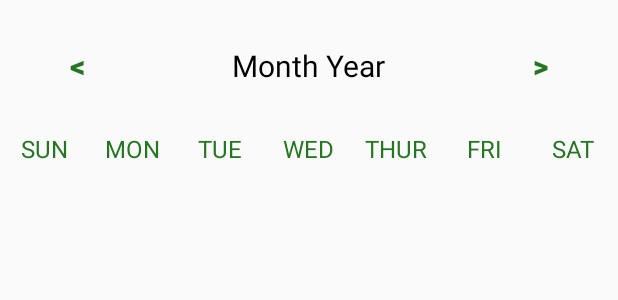
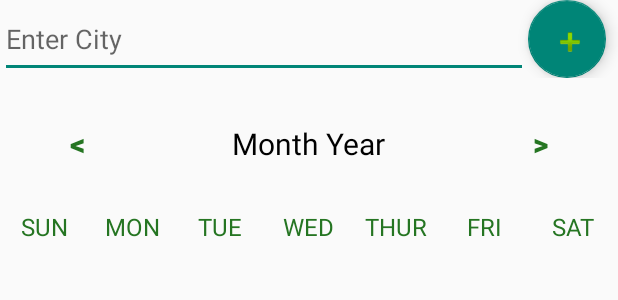
Before and after one commit to csci-4211-mocal/mocal, an Android app: the layout activity_main.xml on its own in the app's theme, with its tools: preview values and no code run, on a phone screen of 412 x 824 dp. Shown: the top 300 px of the screen. Run offline under Robolectric (Android 15) with nearby library versions, the phone set to English and light mode, and no system bars.

```diff
--- a/app/build.gradle
+++ b/app/build.gradle
@@ -33,6 +33,8 @@ dependencies {
     implementation 'com.google.android.material:material:1.5.0'
     implementation 'androidx.constraintlayout:constraintlayout:2.1.3'
     implementation 'com.google.code.gson:gson:2.9.0'
+    implementation 'com.android.volley:volley:1.2.0'
+    implementation 'com.squareup.picasso:picasso:2.71828'
     testImplementation 'junit:junit:4.13.2'
     androidTestImplementation 'androidx.test.ext:junit:1.1.3'
     androidTestImplementation 'androidx.test.espresso:espresso-core:3.4.0'
--- a/app/src/main/AndroidManifest.xml
+++ b/app/src/main/AndroidManifest.xml
@@ -2,6 +2,9 @@
 <manifest xmlns:android="http://schemas.android.com/apk/res/android"
     package="com.csci_4211_mocal.mocal">
 
+    <uses-permission android:name="android.permission.ACCESS_COARSE_LOCATION" />
+    <uses-permission android:name="android.permission.ACCESS_FINE_LOCATION" />
+    <uses-permission android:name="android.permission.INTERNET" />
     <application
         android:allowBackup="true"
         android:icon="@mipmap/ic_launcher"
--- a/app/src/main/res/layout/activity_main.xml
+++ b/app/src/main/res/layout/activity_main.xml
@@ -10,20 +10,49 @@
 
     <LinearLayout
         android:layout_width="match_parent"
+        android:layout_height="52dp"
+        android:orientation="vertical">
+
+        <LinearLayout
+            android:layout_width="match_parent"
+            android:layout_height="match_parent"
+            android:orientation="horizontal">
+
+            <EditText
+                android:id="@+id/enterCity"
+                android:layout_width="352dp"
+                android:layout_height="match_parent"
+                android:hint="Enter City" />
+
+            <com.google.android.material.floatingactionbutton.FloatingActionButton
+                android:id="@+id/submit"
+                android:layout_width="wrap_content"
+                android:layout_height="wrap_content"
+                android:layout_weight="1"
+                android:clickable="true"
+                android:contentDescription="@android:string/yes"
+                app:srcCompat="@android:drawable/ic_input_add" />
+        </LinearLayout>
+
+    </LinearLayout>
+
+    <LinearLayout
+        android:layout_width="match_parent"
         android:layout_height="wrap_content"
         android:orientation="horizontal"
         android:layout_marginBottom="20dp"
         android:layout_marginTop="20dp">
+
         <Button
             android:layout_width="0dp"
             android:layout_height="wrap_content"
             android:layout_weight="1"
+            android:background="@null"
+            android:onClick="previousMonthClicked"
             android:text="@string/back"
             android:textColor="@color/primary"
-            android:background="@null"
-            android:textStyle="bold"
-            android:onClick="previousMonthClicked"
-            android:textSize="20sp"/>
+            android:textSize="20sp"
+            android:textStyle="bold" />
 
         <TextView
             android:id="@+id/textViewMonthYear"
@@ -123,6 +152,6 @@
     <androidx.recyclerview.widget.RecyclerView
         android:id="@+id/recyclerViewCalendar"
         android:layout_width="match_parent"
-        android:layout_height="match_parent"/>
+        android:layout_height="match_parent" />
 
 </LinearLayout>
--- a/app/src/main/res/values/strings.xml
+++ b/app/src/main/res/values/strings.xml
@@ -4,4 +4,5 @@
     <string name="forward"><![CDATA[>]]></string>
     <string name="shared_prefs">shared_prefs</string>
     <string name="user_data">user_data</string>
+    <string name="apikey">bc5175d04ffa12b84dbe6434edd06817</string>
 </resources>
```
Also changed, not shown: app/src/main/java/com/csci_4211_mocal/mocal/CalendarAdapter.java (+7 -0 lines), app/src/main/java/com/csci_4211_mocal/mocal/CalendarView.java (+14 -0 lines), app/src/main/java/com/csci_4211_mocal/mocal/MainActivity.java (+99 -6 lines), app/src/main/java/com/csci_4211_mocal/mocal/Weather.java (added, +168 -0 lines), app/src/main/res/layout/calendar_day_cell.xml (+19 -4 lines).
